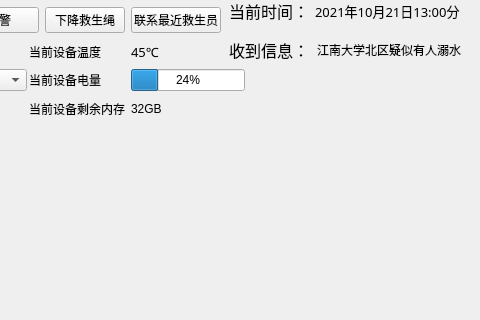
Before: the Qt Designer form 大创.ui in CodemanVAN/big_chuang, drawn with Qt 5; both pictures show x 181 to 661 and y 0 to 320 of the 661 by 619 pixel window.
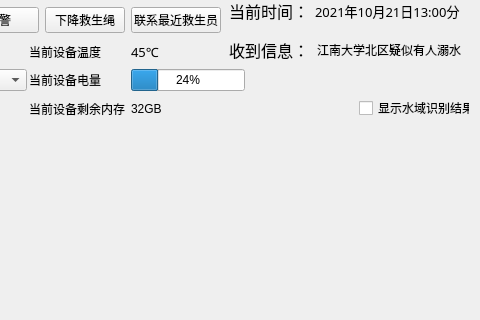
After: the same form once the commit is applied.

What changed in the file:
```diff
--- a/大创.ui
+++ b/大创.ui
@@ -269,6 +269,19 @@
     <string/>
    </property>
   </widget>
+  <widget class="QCheckBox" name="checkBox">
+   <property name="geometry">
+    <rect>
+     <x>540</x>
+     <y>100</y>
+     <width>111</width>
+     <height>16</height>
+    </rect>
+   </property>
+   <property name="text">
+    <string>显示水域识别结果</string>
+   </property>
+  </widget>
  </widget>
  <resources/>
  <connections/>
```
